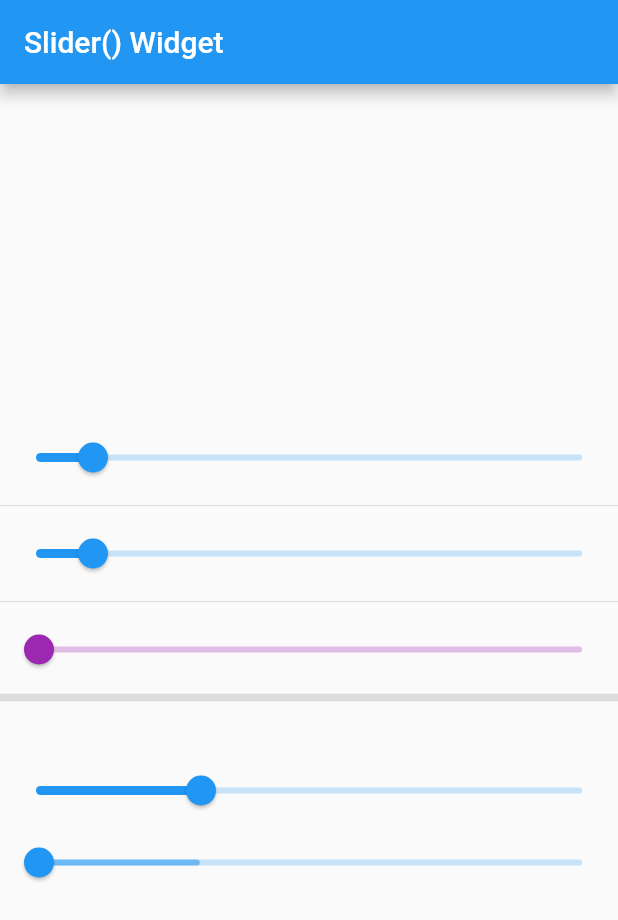
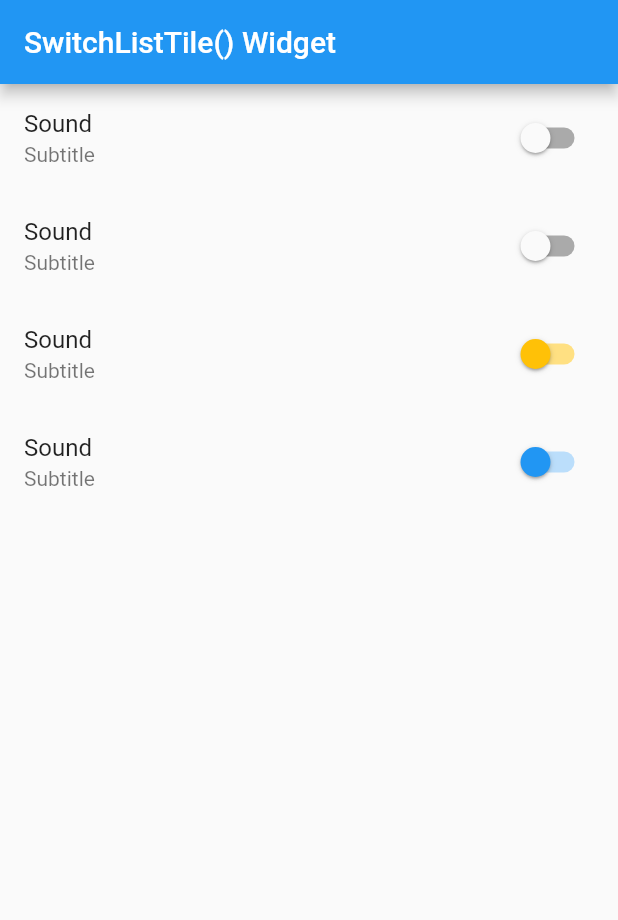
Before and after one commit to partho-debnath/flutter, a Flutter app: the screen it shows after launch, on a phone screen of 412 x 824 dp. Shown: the top 920 px of the screen. Run offline on Flutter 3.47's test engine with Material 2 defaults, Android fonts, the phone set to English and light mode, and no system bars.

Commit message:
add SwitchListTile() widget

```diff
--- a/lib/screens/home_screen.dart
+++ b/lib/screens/home_screen.dart
@@ -1,6 +1,6 @@
 import 'package:flutter/material.dart';
 
-import '../widgets/slider_widget.dart';
+import '../widgets/switchlisttile_widget.dart';
 
 class HomeScreen extends StatelessWidget {
   const HomeScreen({Key? key}) : super(key: key);
@@ -9,9 +9,9 @@ class HomeScreen extends StatelessWidget {
   Widget build(BuildContext context) {
     return Scaffold(
       appBar: AppBar(
-        title: const Text('Slider() Widget'),
+        title: const Text('SwitchListTile() Widget'),
       ),
-      body: const MySlider(),
+      body: const MySwitchListTile(),
     );
   }
 }
--- /dev/null
+++ b/lib/widgets/switchlisttile_widget.dart
@@ -0,0 +1,72 @@
+import 'package:flutter/material.dart';
+
+class MySwitchListTile extends StatefulWidget {
+  const MySwitchListTile({super.key});
+
+  @override
+  State<MySwitchListTile> createState() => _MySwitchListTileState();
+}
+
+class _MySwitchListTileState extends State<MySwitchListTile> {
+  bool isActive1 = false;
+  bool isActive2 = false;
+  bool isActive3 = false;
+  bool isActive4 = false;
+  @override
+  Widget build(BuildContext context) {
+    return Column(
+      children: <Widget>[
+        SwitchListTile(
+          title: const Text('Sound'),
+          subtitle: const Text('Subtitle'),
+          value: isActive1,
+          onChanged: (currentValue) {
+            isActive1 = currentValue;
+            updateUI();
+          },
+        ),
+        SwitchListTile.adaptive(
+          title: const Text('Sound'),
+          subtitle: const Text('Subtitle'),
+          value: isActive2,
+          onChanged: (currentValue) {
+            isActive2 = currentValue;
+            updateUI();
+          },
+        ),
+        SwitchListTile(
+          title: const Text('Sound'),
+          subtitle: const Text('Subtitle'),
+          inactiveThumbColor: Colors.amber,
+          inactiveTrackColor: Colors.amber.shade200,
+          activeColor: Colors.purple,
+          // activeTrackColor: Colors.red,
+          value: isActive3,
+          onChanged: (currentValue) {
+            isActive3 = currentValue;
+            updateUI();
+          },
+        ),
+        SwitchListTile.adaptive(
+          inactiveThumbColor: Colors.blue,
+          inactiveTrackColor: Colors.blue.shade100,
+          activeColor: Colors.green,
+          // activeTrackColor: Colors.red,
+          title: const Text('Sound'),
+          subtitle: const Text('Subtitle'),
+          value: isActive4,
+          onChanged: (currentValue) {
+            isActive4 = currentValue;
+            updateUI();
+          },
+        ),
+      ],
+    );
+  }
+
+  void updateUI() {
+    if (mounted == true) {
+      setState(() {});
+    }
+  }
+}
```
Also changed, not shown: 1 other file.
